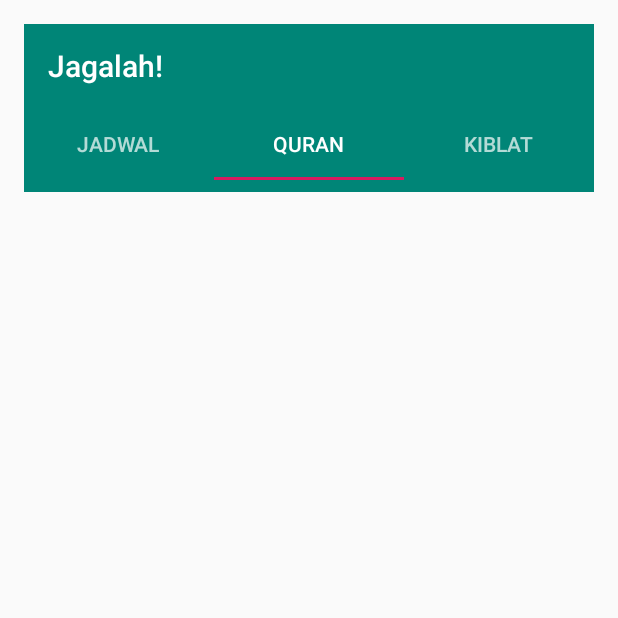
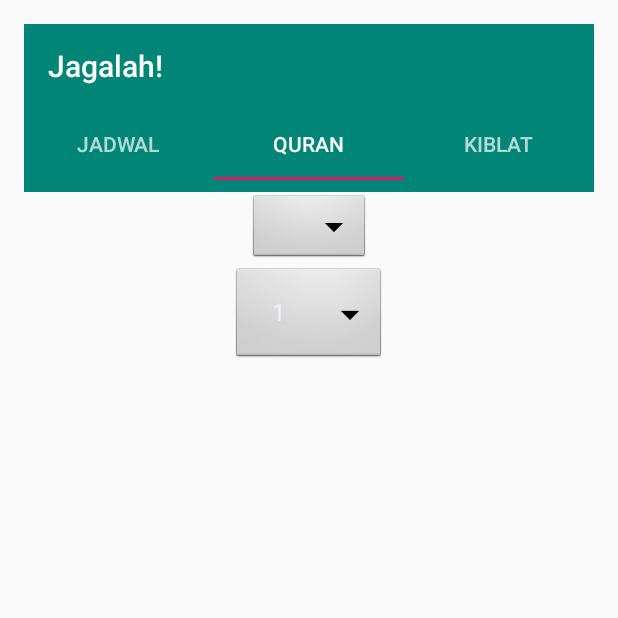
Before and after one commit to irfanamal/mobile, an Android app: the screen it shows after launch (MainActivity), tab 2 chosen, on a phone screen of 412 x 824 dp, the top half of it. Run offline under Robolectric (Android 15) with nearby library versions, the phone set to English and light mode, and no system bars; network calls fail; 1 statement that could not run was skipped.

Commit message:
add quran

```diff
--- a/Jagalah/app/src/main/java/com/bebas/jagalah/QuranFragment.java
+++ b/Jagalah/app/src/main/java/com/bebas/jagalah/QuranFragment.java
@@ -1,18 +1,31 @@
 package com.bebas.jagalah;
-
 
 import android.os.Bundle;
 import android.support.v4.app.Fragment;
+import android.util.Log;
 import android.view.LayoutInflater;
 import android.view.View;
 import android.view.ViewGroup;
+import android.widget.AdapterView;
+import android.widget.ArrayAdapter;
+import android.widget.Spinner;
+import android.widget.TextView;
+import org.json.JSONException;
+import java.io.IOException;
+import java.util.ArrayList;
+import java.util.List;
 
 
 /**
  * A simple {@link Fragment} subclass.
  */
-public class QuranFragment extends Fragment {
+public class QuranFragment extends Fragment implements AdapterView.OnItemSelectedListener {
 
+    private static String surat = null;
+    private static String isi_ayat = null;
+    private static int no_surat = 1;
+    private static String[] daftar_surat;
+    private Thread network;
 
     public QuranFragment() {
         // Required empty public constructor
@@ -22,8 +35,102 @@ public class QuranFragment extends Fragment {
     @Override
     public View onCreateView(LayoutInflater inflater, ViewGroup container,
                              Bundle savedInstanceState) {
+        View RootView = inflater.inflate(R.layout.fragment_quran, container, false);
+
+        Spinner dropdown = (Spinner) RootView.findViewById(R.id.daftar_surah);
+
+        ArrayAdapter<String> adapter = new ArrayAdapter<String>(getActivity().getApplicationContext(), android.R.layout.simple_spinner_dropdown_item, daftar_surat);
+        dropdown.setOnItemSelectedListener(this);
+        dropdown.setAdapter(adapter);
+
+        List<String> list = new ArrayList<String>();
+        for (int i=1; i<=7; i++) {
+            list.add(Integer.toString(i));
+        }
+
+        Spinner ayat = (Spinner) RootView.findViewById(R.id.no_ayat);
+        ArrayAdapter<String> no_ayat = new ArrayAdapter<String>(getActivity().getApplicationContext(), android.R.layout.simple_list_item_1, list);
+        no_ayat.setDropDownViewResource(android.R.layout.simple_spinner_dropdown_item);
+        ayat.setAdapter(no_ayat);
+        ayat.setOnItemSelectedListener(new AdapterView.OnItemSelectedListener() {
+            @Override
+            public void onItemSelected(AdapterView<?> parent, View view, int position, long id) {
+                doInBackground2(no_surat, position + 1);
+                try {
+                    network.join();
+                } catch (InterruptedException e) {
+                    e.printStackTrace();
+                }
+                TextView tview = (TextView)getActivity().findViewById(R.id.isi_ayat);
+                tview.setText(isi_ayat);
+            }
+
+            @Override
+            public void onNothingSelected(AdapterView<?> parent) {
+
+            }
+        });
+
         // Inflate the layout for this fragment
-        return inflater.inflate(R.layout.fragment_quran, container, false);
+        return RootView;
+    }
+
+    @Override
+    public void onItemSelected(AdapterView<?> parent, View v, int position, long id) {
+        doInBackground(position + 1);
+        no_surat = position+1;
+        try {
+            network.join();
+        } catch (InterruptedException e) {
+            e.printStackTrace();
+        }
+
+        List<String> list = new ArrayList<String>();
+        for (int i=1; i<=Integer.parseInt(surat); i++) {
+            list.add(Integer.toString(i));
+        }
+
+        Spinner ayat = (Spinner) getActivity().findViewById(R.id.no_ayat);
+        ArrayAdapter<String> no_ayat = new ArrayAdapter<String>(getActivity().getApplicationContext(), android.R.layout.simple_list_item_1, list);
+        no_ayat.setDropDownViewResource(android.R.layout.simple_spinner_dropdown_item);
+        ayat.setAdapter(no_ayat);
+    }
+
+    @Override
+    public void onNothingSelected(AdapterView<?> parent) {
+        // TODO Auto-generated method stub
+    }
+
+    public void doInBackground(final int numb) {
+        network = new Thread() {
+            public void run() {
+                FatimahAPI api = new FatimahAPI();
+                try {
+                    surat = api.getSurah(numb);
+                } catch (IOException e) {
+                    Log.d("IOException", "IOException");
+                } catch (JSONException e) {
+                    Log.d("JSONException", "JSONException");
+                }
+            }
+        };
+        network.start();
+    }
+
+    public void doInBackground2(final int numbSurat, final int numbAyat) {
+        network = new Thread() {
+            public void run() {
+                FatimahAPI api = new FatimahAPI();
+                try {
+                    isi_ayat = api.getAyat(numbSurat, numbAyat);
+                } catch (IOException e) {
+                    Log.d("IOException", "IOException");
+                } catch (JSONException e) {
+                    Log.d("JSONException", "JSONException");
+                }
+            }
+        };
+        network.start();
     }
 
 }
--- a/Jagalah/app/src/main/res/layout/fragment_quran.xml
+++ b/Jagalah/app/src/main/res/layout/fragment_quran.xml
@@ -1,8 +1,41 @@
 <?xml version="1.0" encoding="utf-8"?>
 <FrameLayout xmlns:android="http://schemas.android.com/apk/res/android"
+    xmlns:app="http://schemas.android.com/apk/res-auto"
     xmlns:tools="http://schemas.android.com/tools"
     android:layout_width="match_parent"
     android:layout_height="match_parent"
     tools:context=".QuranFragment">
+    <android.support.constraint.ConstraintLayout
+        android:layout_width="match_parent"
+        android:layout_height="match_parent">
+
+        <Spinner
+            android:layout_width="wrap_content"
+            android:layout_height="wrap_content"
+            android:id="@+id/daftar_surah"
+            android:background="@android:drawable/btn_dropdown"
+            android:spinnerMode="dropdown"
+            app:layout_constraintEnd_toEndOf="parent"
+            app:layout_constraintStart_toStartOf="parent" />
+
+        <Spinner
+            android:layout_width="wrap_content"
+            android:layout_height="wrap_content"
+            android:id="@+id/no_ayat"
+            android:background="@android:drawable/btn_dropdown"
+            android:spinnerMode="dropdown"
+            app:layout_constraintEnd_toEndOf="parent"
+            app:layout_constraintStart_toStartOf="parent"
+            app:layout_constraintTop_toBottomOf="@+id/daftar_surah" />
+
+        <TextView
+            android:id="@+id/isi_ayat"
+            android:layout_width="wrap_content"
+            android:layout_height="wrap_content"
+            android:textSize="24sp"
+            app:layout_constraintEnd_toEndOf="parent"
+            app:layout_constraintStart_toStartOf="parent"
+            app:layout_constraintTop_toBottomOf="@+id/no_ayat"/>
+    </android.support.constraint.ConstraintLayout>
 
 </FrameLayout>
```
Also changed, not shown: Jagalah/app/src/main/java/com/bebas/jagalah/FatimahAPI.java (+58 -1 lines).
